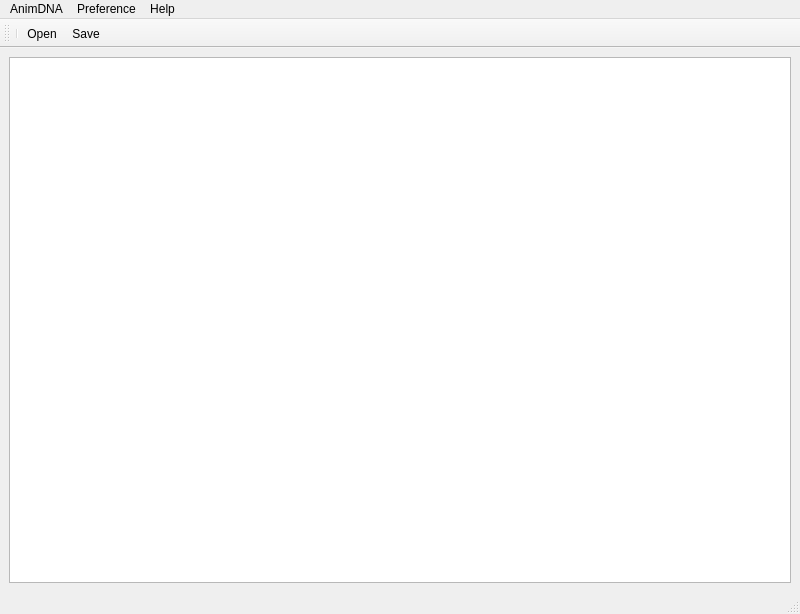
Above: UI_units/ui_window.ui from amylittleyang/OtraCAD before the change. Below: the same form after it.
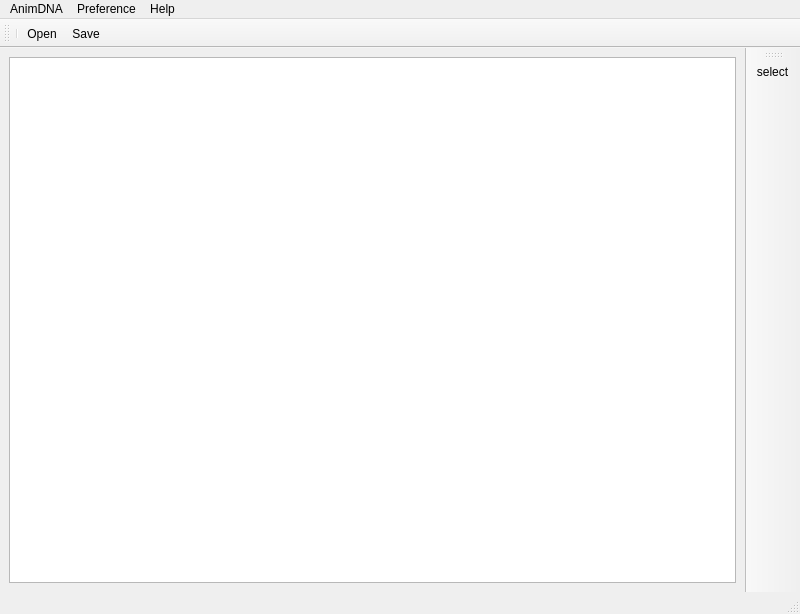
That is the form after the change. Icons and pictures are not drawn.

The edit to the form file:
```diff
--- a/UI_units/ui_window.ui
+++ b/UI_units/ui_window.ui
@@ -74,6 +74,18 @@
    <addaction name="actionOpen"/>
    <addaction name="actionSave"/>
   </widget>
+  <widget class="QToolBar" name="path_toolbar">
+   <property name="windowTitle">
+    <string>toolBar_2</string>
+   </property>
+   <attribute name="toolBarArea">
+    <enum>RightToolBarArea</enum>
+   </attribute>
+   <attribute name="toolBarBreak">
+    <bool>false</bool>
+   </attribute>
+   <addaction name="actionSelect"/>
+  </widget>
   <action name="actionRecent_File">
    <property name="text">
     <string>Preference</string>
@@ -139,6 +151,18 @@
     <string>smiley_with_teeth.json</string>
    </property>
   </action>
+  <action name="actionSelect">
+   <property name="icon">
+    <iconset resource="images/SelectIcon.qrc">
+     <normaloff>:/select_icon/Undo-icon.png</normaloff>:/select_icon/Undo-icon.png</iconset>
+   </property>
+   <property name="text">
+    <string>select</string>
+   </property>
+   <property name="shortcut">
+    <string>Shift+S</string>
+   </property>
+  </action>
  </widget>
  <resources>
   <include location="images/OpenIcon.qrc"/>
```
Left out of the diff: 1 changed line with no effect on the pictures.
